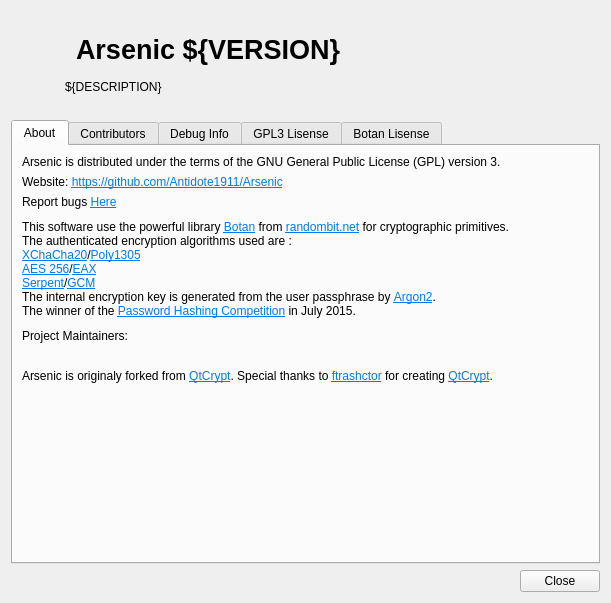
Antidote1911/arsenic, file src/arsenic/aboutDialog.ui: the form before one commit.
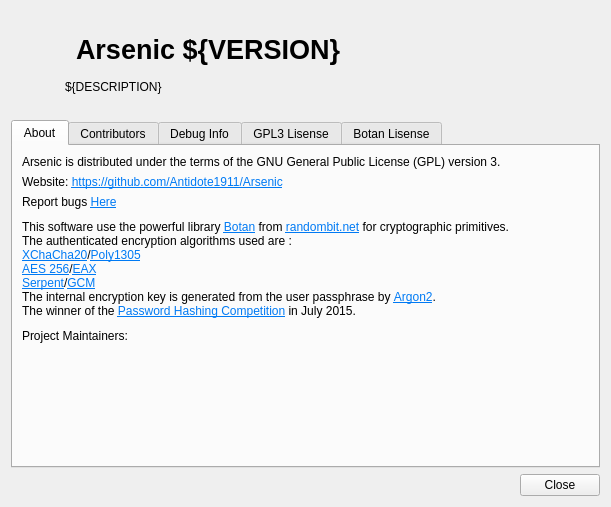
The form after the commit.

Patch:
```diff
--- a/src/arsenic/aboutDialog.ui
+++ b/src/arsenic/aboutDialog.ui
@@ -7,7 +7,7 @@
     <x>0</x>
     <y>0</y>
     <width>611</width>
-    <height>603</height>
+    <height>507</height>
    </rect>
   </property>
   <property name="windowTitle">
@@ -210,28 +210,6 @@
          </property>
         </widget>
        </item>
-       <item>
-        <widget class="QLabel" name="label_7">
-         <property name="sizePolicy">
-          <sizepolicy hsizetype="Preferred" vsizetype="Fixed">
-           <horstretch>0</horstretch>
-           <verstretch>0</verstretch>
-          </sizepolicy>
-         </property>
-         <property name="text">
-          <string notr="true">&lt;html&gt;&lt;head/&gt;&lt;body&gt;&lt;p&gt;Arsenic is originaly forked from &lt;a href=&quot;https://github.com/trashctor/QtCrypt&quot;&gt;&lt;span style=&quot; text-decoration: underline; color:#007af4;&quot;&gt;QtCrypt&lt;/span&gt;&lt;/a&gt;. Special thanks to &lt;a href=&quot;https://github.com/trashctor&quot;&gt;&lt;span style=&quot; text-decoration: underline; color:#007af4;&quot;&gt;ftrashctor&lt;/span&gt;&lt;/a&gt; for creating &lt;a href=&quot;https://github.com/trashctor/QtCrypt&quot;&gt;&lt;span style=&quot; text-decoration: underline; color:#007af4;&quot;&gt;QtCrypt&lt;/span&gt;&lt;/a&gt;.&lt;/p&gt;&lt;/body&gt;&lt;/html&gt;</string>
-         </property>
-         <property name="wordWrap">
-          <bool>true</bool>
-         </property>
-         <property name="openExternalLinks">
-          <bool>true</bool>
-         </property>
-         <property name="textInteractionFlags">
-          <set>Qt::LinksAccessibleByKeyboard|Qt::LinksAccessibleByMouse</set>
-         </property>
-        </widget>
-       </item>
        <item>
         <spacer name="verticalSpacer">
          <property name="orientation">
```
Left out of the diff: 2 changed lines with no effect on the pictures.
